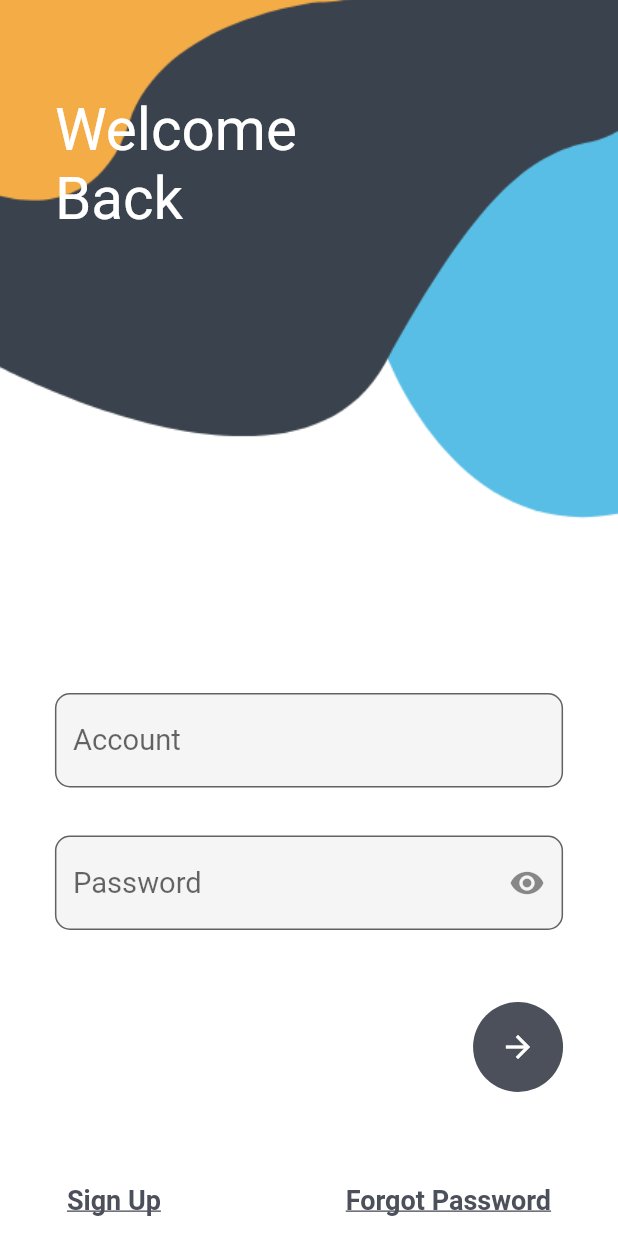
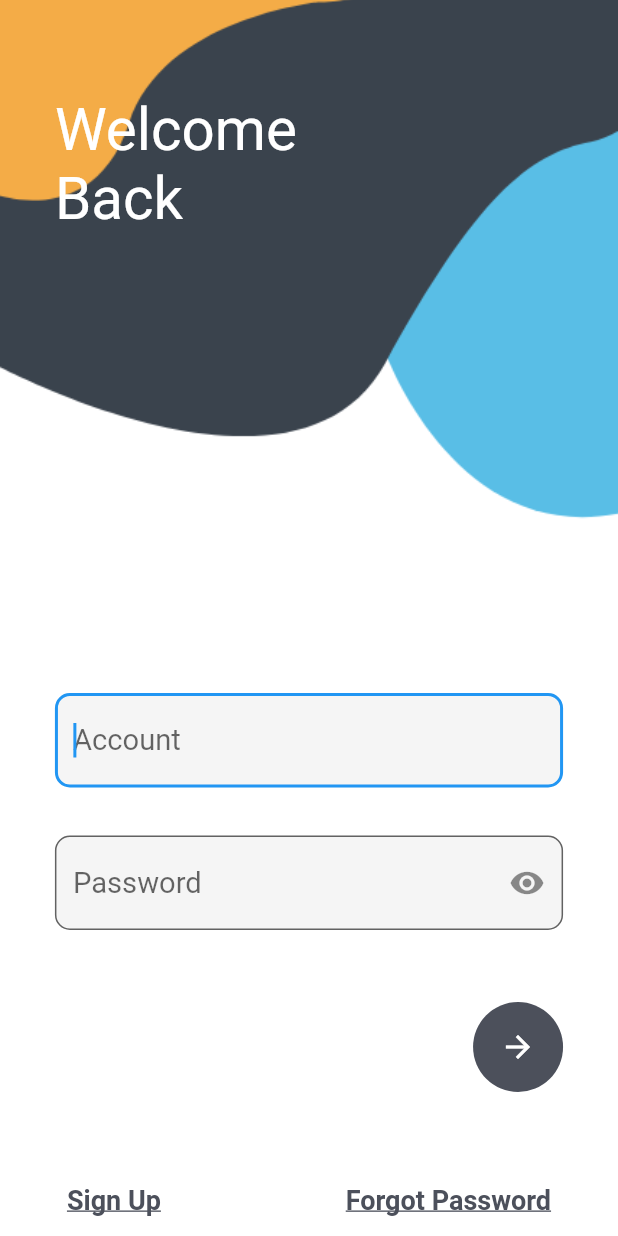
Before and after one commit to a1573595/LoginDemo, a Flutter app: the screen it shows after launch, on a phone screen of 412 x 824 dp. Run offline on Flutter 3.47's test engine with Material 2 defaults, Android fonts, the phone set to English and light mode, and no system bars; our stand-ins replace dio, flutter_riverpod, flutter_screenutil, go_router, logger, retrofit and 2 more; generated files the repository leaves out were written again.

```diff
--- a/lib/page/login/login_page.dart
+++ b/lib/page/login/login_page.dart
@@ -1,4 +1,5 @@
 import 'package:flutter/material.dart';
+import 'package:flutter/services.dart';
 import 'package:flutter_riverpod/flutter_riverpod.dart';
 import 'package:go_router/go_router.dart';
 import 'package:login/utils/edge_util.dart';
@@ -42,6 +43,8 @@ class _LoginBody extends ConsumerWidget {
   final TextEditingController _accountController =
       TextEditingController(text: sharedPrefs.getAccount());
   final TextEditingController _passwordController = TextEditingController();
+
+  final FocusNode _passwordFocusNode = FocusNode();
 
   @override
   Widget build(BuildContext context, WidgetRef ref) {
@@ -92,11 +95,11 @@ class _LoginBody extends ConsumerWidget {
             crossAxisAlignment: CrossAxisAlignment.start,
             children: [
               const Spacer(),
-              _AccountTextField(_accountController),
+              _AccountAutoComplete(_accountController, _passwordFocusNode),
               const SizedBox(
                 height: 32,
               ),
-              _PasswordTextField(_passwordController),
+              _PasswordTextField(_passwordController, _passwordFocusNode),
               const SizedBox(
                 height: 48,
               ),
@@ -183,15 +186,120 @@ class _LoginBody extends ConsumerWidget {
   }
 }
 
-class _AccountTextField extends ConsumerWidget {
-  const _AccountTextField(this._controller, {Key? key}) : super(key: key);
+class _AccountAutoComplete extends ConsumerWidget {
+  _AccountAutoComplete(this._controller, this._passwordFocusNode, {Key? key})
+      : super(key: key);
 
   final TextEditingController _controller;
+  final FocusNode _passwordFocusNode;
+
+  final FocusNode _focusNode = FocusNode();
+
+  final List<String> emailSuffix = const [
+    '@gmail.com',
+    '@outlook.com',
+    '@hotmail.com',
+    '@yahoo.com',
+  ];
+
+  final List<String> autoCompleteResult = [
+    '@gmail.com',
+    '@outlook.com',
+    '@hotmail.com',
+    '@yahoo.com',
+  ];
 
   @override
   Widget build(BuildContext context, WidgetRef ref) {
-    return TextField(
+    return RawAutocomplete<String>(
+        textEditingController: _controller,
+        focusNode: _focusNode,
+
+        /// 選項
+        optionsBuilder: (textField) {
+          /// TODO('如何將這裡的邏輯放到ViewModel？')
+          var text = textField.text;
+
+          if (text.isEmpty) {
+            return const [];
+          } else {
+            for (var i = 0; i < emailSuffix.length; i++) {
+              autoCompleteResult[i] = text.split('@')[0] + emailSuffix[i];
+            }
+            return autoCompleteResult;
+          }
+        },
+
+        /// 選項Widget
+        optionsViewBuilder: (context, onAutoCompleteSelect, options) => Align(
+            alignment: Alignment.topLeft,
+            child: Material(
+              color: Colors.white,
+              elevation: 2,
+              child: SizedBox(
+                  width: MediaQuery.of(context).size.width - 48,
+                  child: ListView.separated(
+                    shrinkWrap: true,
+                    padding: const EdgeInsets.all(0),
+                    itemCount: options.length,
+                    separatorBuilder: (context, index) {
+                      return const SizedBox();
+                    },
+                    itemBuilder: (BuildContext context, int index) {
+                      return ListTile(
+                        title: Text(options.elementAt(index)),
+                        onTap: () {
+                          _controller.text = options.elementAt(index);
+                          _controller.selection = TextSelection.fromPosition(
+                              TextPosition(offset: _controller.text.length));
+
+                          /// 這裡用nextFocus會失效
+                          _passwordFocusNode.requestFocus();
+                        },
+                      );
+                    },
+                  )),
+            )),
+
+        /// 輸入框Widget
+        fieldViewBuilder: (context, controller, focusNode, onFieldSubmitted) =>
+            _AccountTextFormField(controller, focusNode));
+  }
+}
+
+class _AccountTextFormField extends ConsumerWidget {
+  const _AccountTextFormField(this._controller, this._focusNode, {Key? key})
+      : super(key: key);
+
+  final TextEditingController _controller;
+  final FocusNode _focusNode;
+
+  @override
+  Widget build(BuildContext context, WidgetRef ref) {
+    return TextFormField(
       controller: _controller,
+      focusNode: _focusNode,
+      autofocus: true,
+
+      /// 輸入文字類型
+      keyboardType: TextInputType.emailAddress,
+
+      /// 鍵盤下一步類型
+      textInputAction: TextInputAction.next,
+
+      /// 輸入格式過濾
+      inputFormatters: [
+        LengthLimitingTextInputFormatter(32),
+        FilteringTextInputFormatter.allow(RegExp("[0-9a-zA-Z@._]"))
+      ],
+
+      /// 下一步按鍵的callback
+      onFieldSubmitted: (value) {
+        /// 前往下一個焦點
+        FocusScope.of(context).nextFocus();
+      },
+
+      /// 當輸入框異動時
       onChanged: (value) {
         ref.read(_isAccountRemoveable.state).state = value.isNotEmpty;
       },
@@ -226,14 +334,19 @@ class _AccountTextField extends ConsumerWidget {
 }
 
 class _PasswordTextField extends ConsumerWidget {
-  const _PasswordTextField(this._controller, {Key? key}) : super(key: key);
+  const _PasswordTextField(this._controller, this._passwordFocusNode,
+      {Key? key})
+      : super(key: key);
 
   final TextEditingController _controller;
+  final FocusNode _passwordFocusNode;
 
   @override
   Widget build(BuildContext context, WidgetRef ref) {
     return TextField(
       controller: _controller,
+      focusNode: _passwordFocusNode,
+      textInputAction: TextInputAction.done,
       onChanged: (value) {
         ref.read(_isPasswordRemoveable.state).state = value.isNotEmpty;
       },
--- a/pubspec.yaml
+++ b/pubspec.yaml
@@ -40,7 +40,7 @@ dependencies:
   sensors_plus: ^1.3.4+1
   flutter_riverpod: ^1.0.4
   go_router: ^4.3.0
-  flutter_screenutil: ^5.5.3+2
+  flutter_screenutil: ^5.5.4
   shared_preferences: ^2.0.15
   json_annotation: ^4.6.0
   retrofit: ^3.0.1+1
```
Also changed, not shown: lib/page/login/login_view_model.dart (+7 -9 lines), pubspec.lock.
